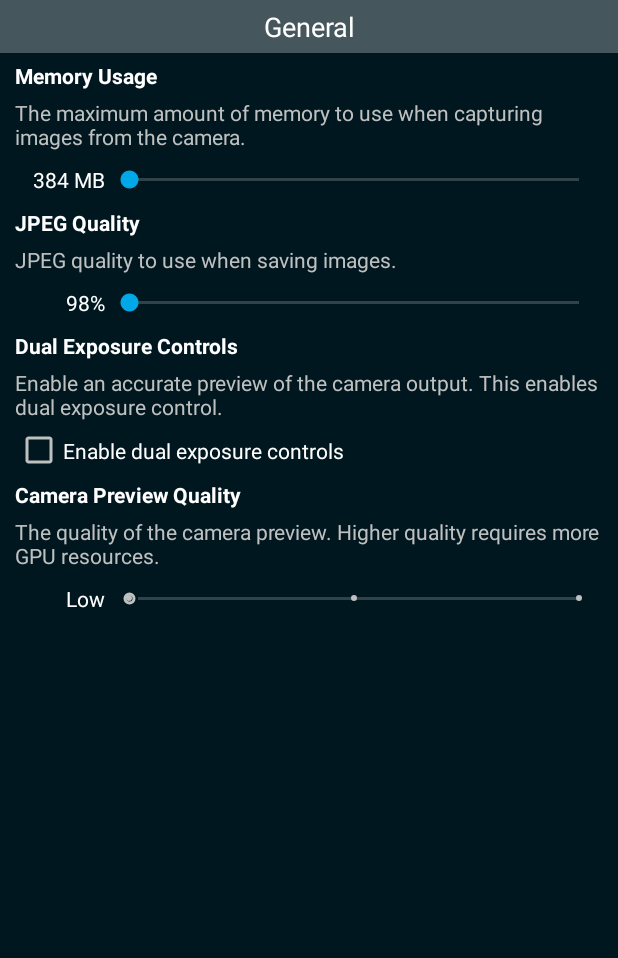
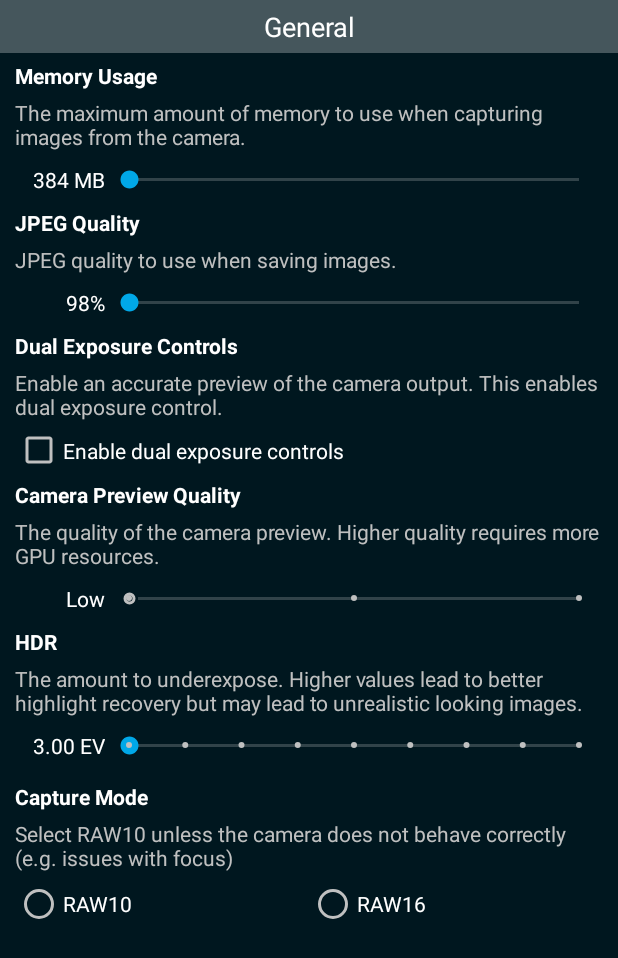
Before and after one commit to f0enix/motioncam, an Android app: the SettingsFragment screen opened directly, with no data from a screen before it, on a phone screen of 412 x 824 dp. Shown: the top 958 px of the screen. Run offline under Robolectric (Android 15) with nearby library versions, the phone set to English and light mode, and no system bars; our stand-ins replace data binding; pictures from the network do not load.

Commit message:
-Extra settings

```diff
--- a/MotionCam-Android/MotionCam/build.gradle
+++ b/MotionCam-Android/MotionCam/build.gradle
@@ -14,8 +14,8 @@ android {
         applicationId "com.motioncam"
         minSdkVersion 24
         targetSdkVersion 30
-        versionCode 27
-        versionName "2.7"
+        versionCode 28
+        versionName "2.8"
         externalNativeBuild {
             cmake {
                 version "3.10.3"
--- a/MotionCam-Android/MotionCam/src/main/java/com/motioncam/camera/NativeCameraSessionBridge.java
+++ b/MotionCam-Android/MotionCam/src/main/java/com/motioncam/camera/NativeCameraSessionBridge.java
@@ -158,10 +158,10 @@ public class NativeCameraSessionBridge implements NativeCameraSessionListener, N
         return GetSupportedCameras(mNativeCameraHandle);
     }
 
-    public void startCapture(NativeCameraInfo cameraInfo, Surface previewOutput, boolean setupForRawPreview) {
+    public void startCapture(NativeCameraInfo cameraInfo, Surface previewOutput, boolean setupForRawPreview, boolean preferRaw16) {
         ensureValidHandle();
 
-        if(!StartCapture(mNativeCameraHandle, cameraInfo.cameraId, previewOutput, setupForRawPreview)) {
+        if(!StartCapture(mNativeCameraHandle, cameraInfo.cameraId, previewOutput, setupForRawPreview, preferRaw16)) {
             throw new CameraException(GetLastError());
         }
     }
@@ -416,7 +416,7 @@ public class NativeCameraSessionBridge implements NativeCameraSessionListener, N
 
     private native NativeCameraInfo[] GetSupportedCameras(long handle);
 
-    private native boolean StartCapture(long handle, String cameraId, Surface previewSurface, boolean setupForRawPreview);
+    private native boolean StartCapture(long handle, String cameraId, Surface previewSurface, boolean setupForRawPreview, boolean preferRaw16);
     private native boolean StopCapture(long handle);
 
     private native boolean PauseCapture(long handle);
--- a/MotionCam-Android/MotionCam/src/main/java/com/motioncam/model/SettingsViewModel.java
+++ b/MotionCam-Android/MotionCam/src/main/java/com/motioncam/model/SettingsViewModel.java
@@ -18,6 +18,8 @@ public class SettingsViewModel extends ViewModel {
     public static final String PREFS_KEY_SAVE_DNG                   = "save_dng";
     public static final String PREFS_KEY_CAMERA_PREVIEW_QUALITY     = "camera_preview_quality";
     public static final String PREFS_KEY_DUAL_EXPOSURE_CONTROLS     = "dual_exposure_controls";
+    public static final String PREFS_KEY_CAPTURE_MODE               = "capture_mode";
+    public static final String PREFS_KEY_HDR_EV                     = "hdr_ev";
 
     public static final String PREFS_KEY_IGNORE_CAMERA_IDS                  = "ignore_camera_ids";
     public static final String PREFS_KEY_UI_PREVIEW_CONTRAST                = "ui_preview_contrast";
@@ -27,8 +29,16 @@ public class SettingsViewModel extends ViewModel {
     public static final String PREFS_KEY_UI_CAPTURE_MODE                    = "ui_capture_mode";
     public static final String PREFS_KEY_UI_SAVE_RAW                        = "ui_save_raw";
 
+    public enum RawMode {
+        RAW10,
+        RAW16
+    }
+
     final public MutableLiveData<Integer> memoryUseMb = new MutableLiveData<>();
     final public MutableLiveData<Integer> cameraPreviewQuality = new MutableLiveData<>();
+    final public MutableLiveData<Integer> hdrEv = new MutableLiveData<>();
+    final public MutableLiveData<Boolean> raw10 = new MutableLiveData<>();
+    final public MutableLiveData<Boolean> raw16 = new MutableLiveData<>();
     final public MutableLiveData<Integer> jpegQuality = new MutableLiveData<>();
     final public MutableLiveData<Boolean> dualExposureControls = new MutableLiveData<>();
 
@@ -39,6 +49,19 @@ public class SettingsViewModel extends ViewModel {
         cameraPreviewQuality.setValue(prefs.getInt(PREFS_KEY_CAMERA_PREVIEW_QUALITY, 0));
         jpegQuality.setValue(prefs.getInt(PREFS_KEY_JPEG_QUALITY, CameraProfile.DEFAULT_JPEG_QUALITY));
         dualExposureControls.setValue(prefs.getBoolean(PREFS_KEY_DUAL_EXPOSURE_CONTROLS, false));
+        hdrEv.setValue(prefs.getInt(PREFS_KEY_HDR_EV, 6));
+
+        // Capture mode
+        String rawModeStr = prefs.getString(PREFS_KEY_CAPTURE_MODE, RawMode.RAW10.name());
+        RawMode rawMode = RawMode.valueOf(rawModeStr);
+
+        raw10.setValue(false);
+        raw16.setValue(false);
+
+        if(rawMode == RawMode.RAW10)
+            raw10.setValue(true);
+        else if(rawMode == RawMode.RAW16)
+            raw16.setValue(true);
     }
 
     private <T> T getSetting(LiveData<T> setting, T defaultValue) {
@@ -53,6 +76,17 @@ public class SettingsViewModel extends ViewModel {
         editor.putInt(PREFS_KEY_CAMERA_PREVIEW_QUALITY, getSetting(cameraPreviewQuality, 0));
         editor.putInt(PREFS_KEY_JPEG_QUALITY, getSetting(jpegQuality, 95));
         editor.putBoolean(PREFS_KEY_DUAL_EXPOSURE_CONTROLS, getSetting(dualExposureControls, false));
+        editor.putInt(PREFS_KEY_HDR_EV, getSetting(hdrEv, 6));
+
+        // Capture mode
+        RawMode rawMode = RawMode.RAW10;
+
+        if(raw10.getValue().booleanValue())
+            rawMode = RawMode.RAW10;
+        else if(raw16.getValue().booleanValue())
+            rawMode = RawMode.RAW16;
+
+        editor.putString(PREFS_KEY_CAPTURE_MODE, rawMode.name());
 
         editor.apply();
     }
--- a/MotionCam-Android/MotionCam/src/main/java/com/motioncam/ui/SettingsFragment.java
+++ b/MotionCam-Android/MotionCam/src/main/java/com/motioncam/ui/SettingsFragment.java
@@ -54,9 +54,23 @@ public class SettingsFragment extends Fragment {
             mViewModel.save(getContext());
         });
 
+        mViewModel.hdrEv.observe(getViewLifecycleOwner(), (value) -> {
+            dataBinding.hdrText.setText(String.format(Locale.US, "%.2f EV", value / 2.0f));
+
+            mViewModel.save(getContext());
+        });
+
         mViewModel.dualExposureControls.observe(getViewLifecycleOwner(), (value) -> {
             dataBinding.cameraQualitySeekBar.setEnabled(value);
 
+            mViewModel.save(getContext());
+        });
+
+        mViewModel.raw10.observe(getViewLifecycleOwner(), (value) -> {
+            mViewModel.save(getContext());
+        });
+
+        mViewModel.raw16.observe(getViewLifecycleOwner(), (value) -> {
             mViewModel.save(getContext());
         });
     }
--- a/MotionCam-Android/MotionCam/src/main/res/layout/camera_activity.xml
+++ b/MotionCam-Android/MotionCam/src/main/res/layout/camera_activity.xml
@@ -224,13 +224,13 @@
             app:layout_constraintTop_toTopOf="parent">
 
             <TextView
-                android:id="@+id/hdrModeBtn"
+                android:id="@+id/nightModeBtn"
                 android:layout_width="match_parent"
                 android:layout_height="wrap_content"
                 android:layout_weight="1"
                 android:gravity="center_horizontal"
                 android:padding="5dp"
-                android:text="HDR/NIGHT"
+                android:text="NIGHT"
                 android:textAppearance="@style/MotionCam.TextAppearance.Small"
                 android:textColor="@color/colorAccent" />
 
--- a/MotionCam-Android/MotionCam/src/main/res/layout/settings_fragment.xml
+++ b/MotionCam-Android/MotionCam/src/main/res/layout/settings_fragment.xml
@@ -179,6 +179,84 @@
                         android:theme="@style/Widget.AppCompat.SeekBar.Discrete"
                         android:progress="@={viewModel.cameraPreviewQuality}" />
                 </LinearLayout>
+
+                <TextView
+                    android:layout_width="match_parent"
+                    android:layout_height="wrap_content"
+                    android:layout_marginBottom="5dp"
+                    android:text="@string/hdr"
+                    android:textAppearance="@style/MotionCam.TextAppearance.Small.Bold" />
+
+                <TextView
+                    android:layout_width="match_parent"
+                    android:layout_height="wrap_content"
+                    android:text="@string/hdr_settings_description"
+                    android:textAppearance="@style/MotionCam.TextAppearance.Small"
+                    android:textColor="@color/silver" />
+
+                <LinearLayout
+                    android:layout_width="match_parent"
+                    android:layout_height="wrap_content"
+                    android:orientation="horizontal"
+                    android:layout_marginBottom="5dp">
+
+                    <TextView
+                        android:id="@+id/hdrText"
+                        android:layout_width="@dimen/preview_settings_value_width"
+                        android:layout_height="match_parent"
+                        android:gravity="end|center_vertical"
+                        android:textAppearance="@style/MotionCam.TextAppearance.Small" />
+
+                    <SeekBar
+                        android:id="@+id/hdrSeekBar"
+                        android:layout_width="0dp"
+                        android:layout_height="wrap_content"
+                        android:layout_weight="1"
+                        android:max="8"
+                        android:paddingTop="@dimen/seekBarPadding"
+                        android:paddingBottom="@dimen/seekBarPadding"
+                        android:theme="@style/Widget.AppCompat.SeekBar.Discrete"
+                        android:progress="@={viewModel.hdrEv}" />
+                </LinearLayout>
+
+                <TextView
+                    android:layout_width="match_parent"
+                    android:layout_height="wrap_content"
+                    android:layout_marginBottom="5dp"
+                    android:text="Capture Mode"
+                    android:textAppearance="@style/MotionCam.TextAppearance.Small.Bold" />
+
+                <TextView
+                    android:layout_width="match_parent"
+                    android:layout_height="wrap_content"
+                    android:text="@string/capture_mode_description"
+                    android:textAppearance="@style/MotionCam.TextAppearance.Small"
+                    android:textColor="@color/silver"
+                    android:layout_marginBottom="5dp"/>
+
+                <RadioGroup
+                    android:layout_width="match_parent"
+                    android:layout_height="wrap_content"
+                    android:orientation="horizontal">
+
+                    <RadioButton
+                        android:layout_width="wrap_content"
+                        android:layout_height="wrap_content"
+                        android:textColor="@color/white"
+                        android:layout_weight="1"
+                        android:text="@string/raw10"
+                        android:checked="@={viewModel.raw10}"/>
+
+                    <RadioButton
+                        android:layout_width="wrap_content"
+                        android:layout_height="wrap_content"
+                        android:layout_weight="1"
+                        android:textColor="@color/white"
+                        android:text="@string/raw16"
+                        android:checked="@={viewModel.raw16}"/>
+
+                </RadioGroup>
+
             </LinearLayout>
         </LinearLayout>
     </ScrollView>
--- a/MotionCam-Android/MotionCam/src/main/res/values/strings.xml
+++ b/MotionCam-Android/MotionCam/src/main/res/values/strings.xml
@@ -57,4 +57,8 @@
     <string name="dual_exposure_help">Enable an accurate preview of the camera output. This enables dual exposure control.</string>
     <string name="enable_dual_exposure">Enable dual exposure controls</string>
     <string name="hint_text">NEW! Enable dual exposure controls in the settings.</string>
+    <string name="hdr_settings_description">The amount to underexpose. Higher values lead to better highlight recovery but may lead to unrealistic looking images.</string>
+    <string name="capture_mode_description">Select RAW10 unless the camera does not behave correctly (e.g. issues with focus)</string>
+    <string name="raw10">RAW10</string>
+    <string name="raw16">RAW16</string>
 </resources>
```
Also changed, not shown: MotionCam-Android/MotionCam/src/main/java/com/motioncam/CameraActivity.java (+12 -4 lines), 4 other files.
